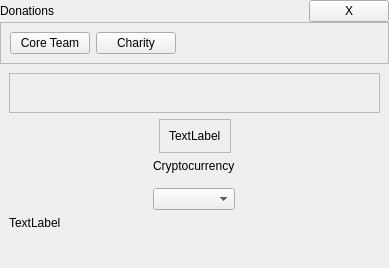
This is desktop/ui/donations.ui in talonlab/hdwallet-desktop as Qt 5 draws it before an edit. The edited form follows.
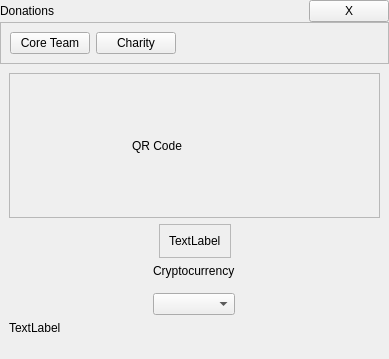
This is the edited form. The open tabs and pages were chosen to show the change.

Commit message: Update: qr code morphed to qlabel

Patch:
```diff
--- a/desktop/ui/donations.ui
+++ b/desktop/ui/donations.ui
@@ -7,7 +7,7 @@
     <x>0</x>
     <y>0</y>
     <width>389</width>
-    <height>268</height>
+    <height>359</height>
    </rect>
   </property>
   <property name="windowTitle">
@@ -355,7 +355,23 @@
               </spacer>
              </item>
              <item>
-              <layout class="QHBoxLayout" name="donationsCharityQRCodeQHBoxLayout"/>
+              <widget class="QLabel" name="donationsCharityQRCodeQLabel">
+               <property name="minimumSize">
+                <size>
+                 <width>125</width>
+                 <height>125</height>
+                </size>
+               </property>
+               <property name="maximumSize">
+                <size>
+                 <width>125</width>
+                 <height>125</height>
+                </size>
+               </property>
+               <property name="text">
+                <string>QR Code</string>
+               </property>
+              </widget>
              </item>
              <item>
               <spacer name="horizontalSpacer_10">
@@ -509,7 +525,7 @@
          <property name="sizeHint" stdset="0">
           <size>
            <width>20</width>
-           <height>11</height>
+           <height>102</height>
           </size>
          </property>
         </spacer>
```
Left out of the diff: 20 changed lines with no effect on the pictures. The commit also changes 1 other file.
